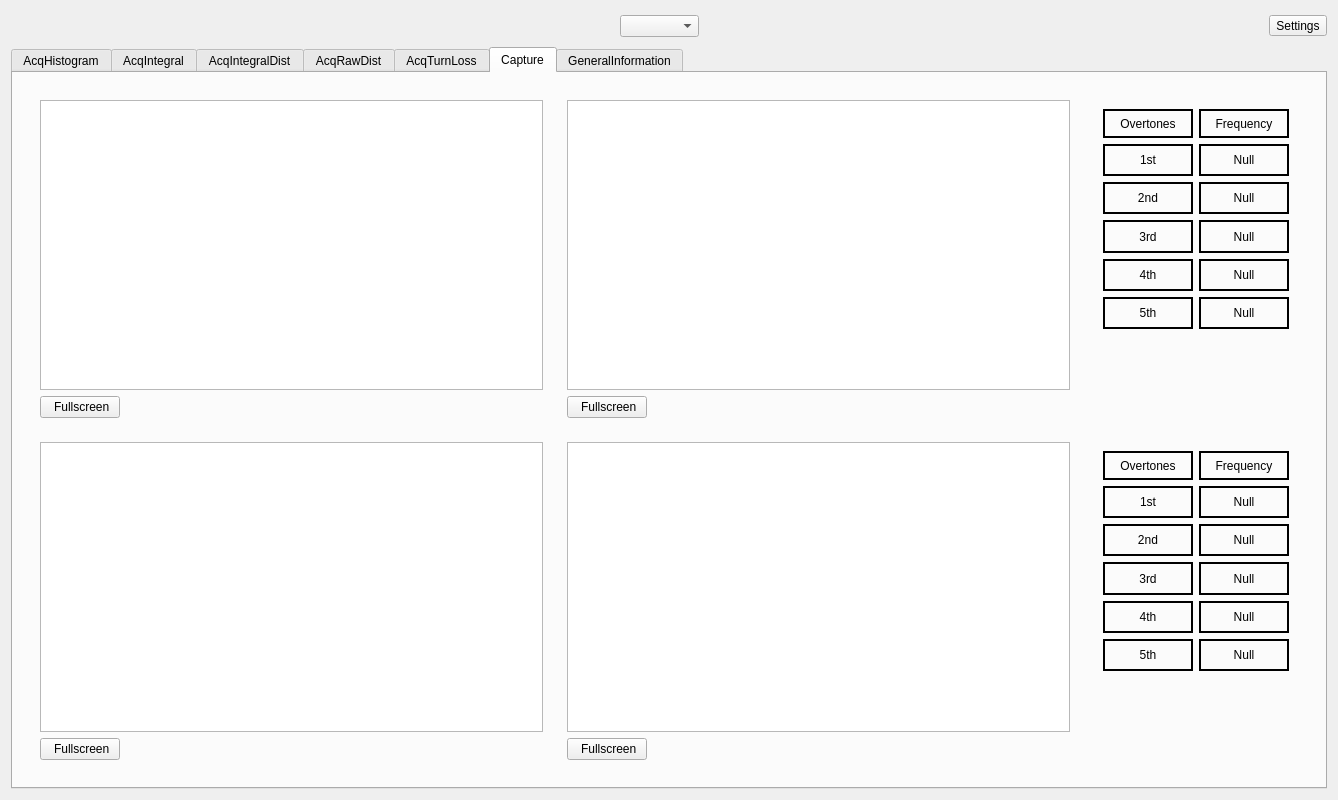
This is bi_diamond_blm_comrad/main.ui in jfpatrick/bi-diamond-blm-comrad as Qt 5 draws it before an edit. The edited form follows.
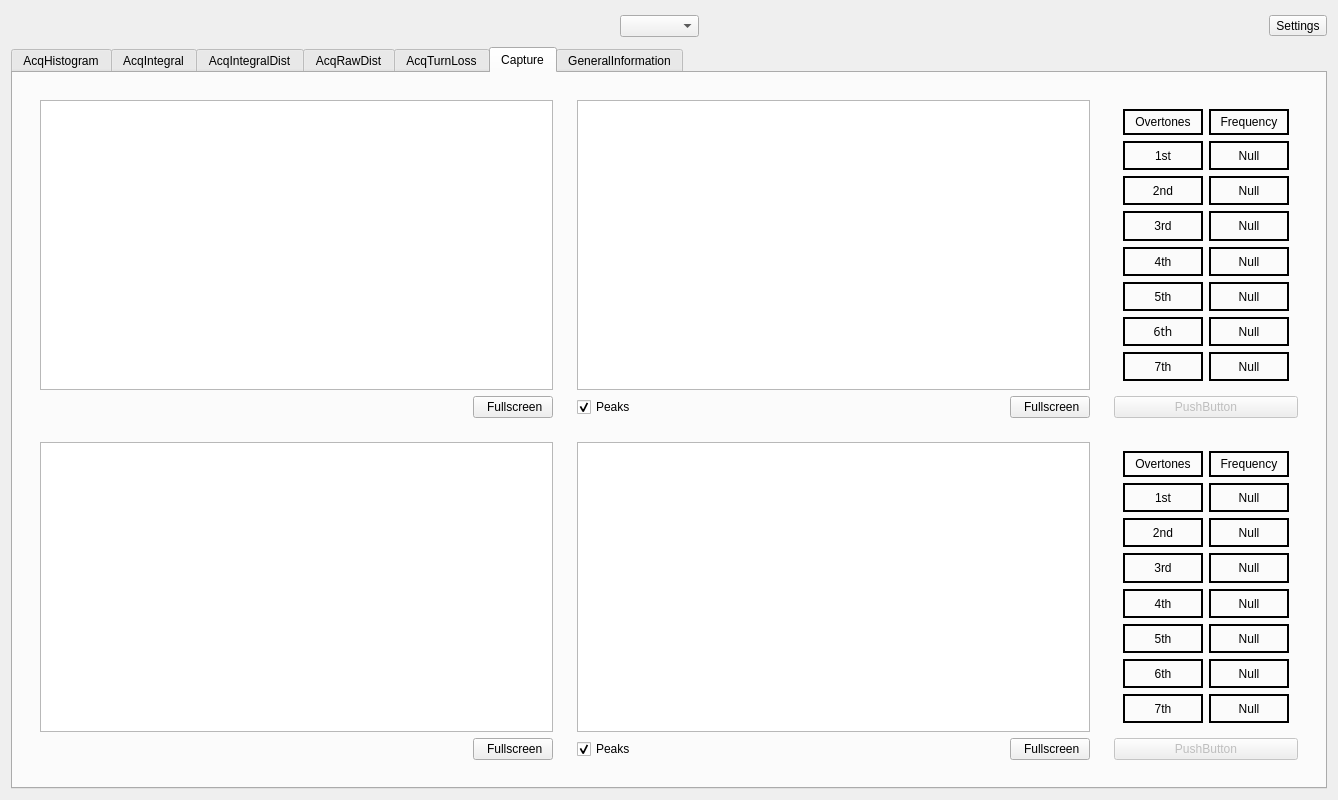
This is the edited form. Icons and pictures are not drawn. Custom widgets are drawn as their Qt base class.

```diff
--- a/bi_diamond_blm_comrad/main.ui
+++ b/bi_diamond_blm_comrad/main.ui
@@ -204,6 +204,29 @@
                </item>
                <item>
                 <layout class="QHBoxLayout" name="horizontalLayout_7">
+                 <item>
+                  <widget class="QCheckBox" name="checkBox_peaks_1">
+                   <property name="text">
+                    <string>Peaks</string>
+                   </property>
+                   <property name="checked">
+                    <bool>true</bool>
+                   </property>
+                  </widget>
+                 </item>
+                 <item>
+                  <spacer name="horizontalSpacer_6">
+                   <property name="orientation">
+                    <enum>Qt::Horizontal</enum>
+                   </property>
+                   <property name="sizeHint" stdset="0">
+                    <size>
+                     <width>40</width>
+                     <height>20</height>
+                    </size>
+                   </property>
+                  </spacer>
+                 </item>
                  <item>
                   <widget class="CRelatedDisplayButton" name="CRelatedDisplayButton_rawBuf1_FFT">
                    <property name="text">
@@ -228,19 +251,6 @@
                    </property>
                   </widget>
                  </item>
-                 <item>
-                  <spacer name="horizontalSpacer_6">
-                   <property name="orientation">
-                    <enum>Qt::Horizontal</enum>
-                   </property>
-                   <property name="sizeHint" stdset="0">
-                    <size>
-                     <width>40</width>
-                     <height>20</height>
-                    </size>
-                   </property>
-                  </spacer>
-                 </item>
                 </layout>
                </item>
               </layout>
@@ -263,69 +273,26 @@
 	border: 2px solid black;
 }</string>
                  </property>
-                 <layout class="QGridLayout" name="gridLayout_3" rowstretch="90,100,100,100,100,100" columnminimumwidth="90,90">
-                  <item row="3" column="0">
-                   <widget class="CLabel" name="CLabel_5">
+                 <layout class="QGridLayout" name="gridLayout_3" rowstretch="90,100,100,100,100,100,100,100">
+                  <item row="5" column="0">
+                   <widget class="CLabel" name="CLabel_27">
                     <property name="text">
-                     <string>3rd</string>
+                     <string>5th</string>
                     </property>
                     <property name="alignment">
                      <set>Qt::AlignCenter</set>
                     </property>
                    </widget>
                   </item>
-                  <item row="1" column="1">
-                   <widget class="CLabel" name="CLabel_Overtones0_1">
-                    <property name="text">
-                     <string>Null</string>
+                  <item row="6" column="0">
+                   <widget class="CLabel" name="CLabel">
+                    <property name="font">
+                     <font>
+                      <family>Sans Serif</family>
+                     </font>
                     </property>
-                    <property name="alignment">
-                     <set>Qt::AlignCenter</set>
-                    </property>
-                    <property name="valueTransformation">
-                     <string notr="true">if len(new_val) &gt;= 1:
-    output('{0:.2f} kHz'.format(new_val[0]))
-else:
-    output('-')</string>
-                    </property>
-                   </widget>
-                  </item>
-                  <item row="3" column="1">
-                   <widget class="CLabel" name="CLabel_Overtones0_3">
                     <property name="text">
-                     <string>Null</string>
-                    </property>
-                    <property name="alignment">
-                     <set>Qt::AlignCenter</set>
-                    </property>
-                    <property name="valueTransformation">
-                     <string notr="true">if len(new_val) &gt;= 3:
-    output('{0:.2f} kHz'.format(new_val[2]))
-else:
-    output('-')</string>
-                    </property>
-                   </widget>
-                  </item>
-                  <item row="4" column="1">
-                   <widget class="CLabel" name="CLabel_Overtones0_4">
-                    <property name="text">
-                     <string>Null</string>
-                    </property>
-                    <property name="alignment">
-                     <set>Qt::AlignCenter</set>
-                    </property>
-                    <property name="valueTransformation">
-                     <string notr="true">if len(new_val) &gt;= 4:
-    output('{0:.2f} kHz'.format(new_val[3]))
-else:
-    output('-')</string>
-                    </property>
-                   </widget>
-                  </item>
-                  <item row="0" column="1">
-                   <widget class="QLabel" name="label_18">
-                    <property name="text">
-                     <string>Frequency</string>
+                     <string>6th</string>
                     </property>
                     <property name="alignment">
                      <set>Qt::AlignCenter</set>
@@ -342,42 +309,6 @@
                     </property>
                    </widget>
                   </item>
-                  <item row="1" column="0">
-                   <widget class="CLabel" name="CLabel_2">
-                    <property name="text">
-                     <string>1st</string>
-                    </property>
-                    <property name="alignment">
-                     <set>Qt::AlignCenter</set>
-                    </property>
-                   </widget>
-                  </item>
-                  <item row="2" column="1">
-                   <widget class="CLabel" name="CLabel_Overtones0_2">
-                    <property name="text">
-                     <string>Null</string>
-                    </property>
-                    <property name="alignment">
-                     <set>Qt::AlignCenter</set>
-                    </property>
-                    <property name="valueTransformation">
-                     <string notr="true">if len(new_val) &gt;= 2:
-    output('{0:.2f} kHz'.format(new_val[1]))
-else:
-    output('-')</string>
-                    </property>
-                   </widget>
-                  </item>
-                  <item row="4" column="0">
-                   <widget class="CLabel" name="CLabel_25">
-                    <property name="text">
-                     <string>4th</string>
-                    </property>
-                    <property name="alignment">
-                     <set>Qt::AlignCenter</set>
-                    </property>
-                   </widget>
-                  </item>
                   <item row="0" column="0">
                    <widget class="QLabel" name="label">
                     <property name="text">
@@ -388,16 +319,6 @@
                     </property>
                    </widget>
                   </item>
-                  <item row="5" column="0">
-                   <widget class="CLabel" name="CLabel_27">
-                    <property name="text">
-                     <string>5th</string>
-                    </property>
-                    <property name="alignment">
-                     <set>Qt::AlignCenter</set>
-                    </property>
-                   </widget>
-                  </item>
                   <item row="5" column="1">
                    <widget class="CLabel" name="CLabel_Overtones0_5">
                     <property name="text">
@@ -414,24 +335,167 @@
                     </property>
                    </widget>
                   </item>
+                  <item row="6" column="1">
+                   <widget class="CLabel" name="CLabel_Overtones0_6">
+                    <property name="text">
+                     <string>Null</string>
+                    </property>
+                    <property name="alignment">
+                     <set>Qt::AlignCenter</set>
+                    </property>
+                    <property name="valueTransformation">
+                     <string notr="true">if len(new_val) &gt;= 6:
+    output('{0:.2f} kHz'.format(new_val[5]))
+else:
+    output('-')</string>
+                    </property>
+                   </widget>
+                  </item>
+                  <item row="3" column="1">
+                   <widget class="CLabel" name="CLabel_Overtones0_3">
+                    <property name="text">
+                     <string>Null</string>
+                    </property>
+                    <property name="alignment">
+                     <set>Qt::AlignCenter</set>
+                    </property>
+                    <property name="valueTransformation">
+                     <string notr="true">if len(new_val) &gt;= 3:
+    output('{0:.2f} kHz'.format(new_val[2]))
+else:
+    output('-')</string>
+                    </property>
+                   </widget>
+                  </item>
+                  <item row="1" column="0">
+                   <widget class="CLabel" name="CLabel_2">
+                    <property name="text">
+                     <string>1st</string>
+                    </property>
+                    <property name="alignment">
+                     <set>Qt::AlignCenter</set>
+                    </property>
+                   </widget>
+                  </item>
+                  <item row="3" column="0">
+                   <widget class="CLabel" name="CLabel_5">
+                    <property name="text">
+                     <string>3rd</string>
+                    </property>
+                    <property name="alignment">
+                     <set>Qt::AlignCenter</set>
+                    </property>
+                   </widget>
+                  </item>
+                  <item row="4" column="0">
+                   <widget class="CLabel" name="CLabel_25">
+                    <property name="text">
+                     <string>4th</string>
+                    </property>
+                    <property name="alignment">
+                     <set>Qt::AlignCenter</set>
+                    </property>
+                   </widget>
+                  </item>
+                  <item row="4" column="1">
+                   <widget class="CLabel" name="CLabel_Overtones0_4">
+                    <property name="text">
+                     <string>Null</string>
+                    </property>
+                    <property name="alignment">
+                     <set>Qt::AlignCenter</set>
+                    </property>
+                    <property name="valueTransformation">
+                     <string notr="true">if len(new_val) &gt;= 4:
+    output('{0:.2f} kHz'.format(new_val[3]))
+else:
+    output('-')</string>
+                    </property>
+                   </widget>
+                  </item>
+                  <item row="7" column="0">
+                   <widget class="CLabel" name="CLabel_6">
+                    <property name="text">
+                     <string>7th</string>
+                    </property>
+                    <property name="alignment">
+                     <set>Qt::AlignCenter</set>
+                    </property>
+                   </widget>
+                  </item>
+                  <item row="7" column="1">
+                   <widget class="CLabel" name="CLabel_Overtones0_7">
+                    <property name="text">
+                     <string>Null</string>
+                    </property>
+                    <property name="alignment">
+                     <set>Qt::AlignCenter</set>
+                    </property>
+                    <property name="valueTransformation">
+                     <string notr="true">if len(new_val) &gt;= 7:
+    output('{0:.2f} kHz'.format(new_val[6]))
+else:
+    output('-')</string>
+                    </property>
+                   </widget>
+                  </item>
+                  <item row="2" column="1">
+                   <widget class="CLabel" name="CLabel_Overtones0_2">
+                    <property name="text">
+                     <string>Null</string>
+                    </property>
+                    <property name="alignment">
+                     <set>Qt::AlignCenter</set>
+                    </property>
+                    <property name="valueTransformation">
+                     <string notr="true">if len(new_val) &gt;= 2:
+    output('{0:.2f} kHz'.format(new_val[1]))
+else:
+    output('-')</string>
+                    </property>
+                   </widget>
+                  </item>
+                  <item row="1" column="1">
+                   <widget class="CLabel" name="CLabel_Overtones0_1">
+                    <property name="text">
+                     <string>Null</string>
+                    </property>
+                    <property name="alignment">
+                     <set>Qt::AlignCenter</set>
+                    </property>
+                    <property name="valueTransformation">
+                     <string notr="true">if len(new_val) &gt;= 1:
+    output('{0:.2f} kHz'.format(new_val[0]))
+else:
+    output('-')</string>
+                    </property>
+                   </widget>
+                  </item>
+                  <item row="0" column="1">
+                   <widget class="QLabel" name="label_18">
+                    <property name="text">
+                     <string>Frequency</string>
+                    </property>
+                    <property name="alignment">
+                     <set>Qt::AlignCenter</set>
+                    </property>
+                   </widget>
+                  </item>
                  </layout>
                 </widget>
                </item>
                <item>
-                <spacer name="verticalSpacer_3">
-                 <property name="orientation">
-                  <enum>Qt::Vertical</enum>
+                <widget class="QPushButton" name="pushButton_invisible_0">
+                 <property name="enabled">
+                  <bool>false</bool>
                  </property>
-                 <property name="sizeType">
-                  <enum>QSizePolicy::Minimum</enum>
+                 <property name="styleSheet">
+                  <string notr="true"/>
                  </property>
-                 <property name="sizeHint" stdset="0">
-                  <size>
-                   <width>20</width>
-                   <height>80</height>
-                  </size>
+                 <property name="text">
+                  <string>PushButton</string>
                  </property>
-                </spacer>
+                </widget>
                </item>
               </layout>
              </widget>
@@ -475,6 +539,19 @@
                </item>
                <item>
                 <layout class="QHBoxLayout" name="horizontalLayout_4">
+                 <item>
+                  <spacer name="horizontalSpacer_4">
+                   <property name="orientation">
+                    <enum>Qt::Horizontal</enum>
+                   </property>
+                   <property name="sizeHint" stdset="0">
+                    <size>
+                     <width>40</width>
+                     <height>20</height>
+                    </size>
+                   </property>
+                  </spacer>
+                 </item>
                  <item>
                   <widget class="CRelatedDisplayButton" name="CRelatedDisplayButton_rawBuf1">
                    <property name="text">
@@ -499,19 +576,6 @@
                    </property>
                   </widget>
                  </item>
-                 <item>
-                  <spacer name="horizontalSpacer_4">
-                   <property name="orientation">
-                    <enum>Qt::Horizontal</enum>
-                   </property>
-                   <property name="sizeHint" stdset="0">
-                    <size>
-                     <width>40</width>
-                     <height>20</height>
-                    </size>
-                   </property>
-                  </spacer>
-                 </item>
                 </layout>
                </item>
               </layout>
@@ -531,6 +595,11 @@
                    <height>200</height>
                   </size>
                  </property>
+                 <property name="font">
+                  <font>
+                   <family>Sans Serif</family>
+                  </font>
+                 </property>
                  <property name="plotTitle" stdset="0">
                   <string>rawBuf0_FFT</string>
                  </property>
@@ -555,6 +624,32 @@
                </item>
                <item>
                 <layout class="QHBoxLayout" name="horizontalLayout_5">
+                 <item>
+                  <widget class="QCheckBox" name="checkBox_peaks_0">
+                   <property name="styleSheet">
+                    <string notr="true"/>
+                   </property>
+                   <property name="text">
+                    <string>Peaks</string>
+                   </property>
+                   <property name="checked">
+                    <bool>true</bool>
+                   </property>
+                  </widget>
+                 </item>
+                 <item>
+                  <spacer name="horizontalSpacer_5">
+                   <property name="orientation">
+                    <enum>Qt::Horizontal</enum>
+                   </property>
+                   <property name="sizeHint" stdset="0">
+                    <size>
+                     <width>40</width>
+                     <height>20</height>
+                    </size>
+                   </property>
+                  </spacer>
+                 </item>
                  <item>
                   <widget class="CRelatedDisplayButton" name="CRelatedDisplayButton_rawBuf0_FFT">
                    <property name="text">
@@ -579,19 +674,6 @@
                    </property>
                   </widget>
                  </item>
-                 <item>
-                  <spacer name="horizontalSpacer_5">
-                   <property name="orientation">
-                    <enum>Qt::Horizontal</enum>
-                   </property>
-                   <property name="sizeHint" stdset="0">
-                    <size>
-                     <width>40</width>
-                     <height>20</height>
-                    </size>
-                   </property>
-                  </spacer>
-                 </item>
                 </layout>
                </item>
               </layout>
@@ -685,8 +767,24 @@
                </item>
                <item>
                 <layout class="QHBoxLayout" name="horizontalLayout_3">
+                 <item>
+                  <spacer name="horizontalSpacer_3">
+                   <property name="orientation">
+                    <enum>Qt::Horizontal</enum>
+                   </property>
+                   <property name="sizeHint" stdset="0">
+                    <size>
+                     <width>40</width>
+                     <height>20</height>
+                    </size>
+                   </property>
+                  </spacer>
+                 </item>
                  <item>
                   <widget class="CRelatedDisplayButton" name="CRelatedDisplayButton_rawBuf0">
+                   <property name="styleSheet">
+                    <string notr="true"/>
+                   </property>
                    <property name="text">
                     <string> Fullscreen</string>
                    </property>
@@ -712,19 +810,6 @@
                    </property>
                   </widget>
                  </item>
-                 <item>
-                  <spacer name="horizontalSpacer_3">
-                   <property name="orientation">
-                    <enum>Qt::Horizontal</enum>
-                   </property>
-                   <property name="sizeHint" stdset="0">
-                    <size>
-                     <width>40</width>
-                     <height>20</height>
-                    </size>
-                   </property>
-                  </spacer>
-                 </item>
                 </layout>
                </item>
               </layout>
@@ -744,43 +829,7 @@
 	border: 2px solid black;
 }</string>
                  </property>
-                 <layout class="QGridLayout" name="gridLayout_7" rowstretch="90,100,100,100,100,100" columnminimumwidth="80,80">
-                  <item row="3" column="0">
-                   <widget class="CLabel" name="CLabel_19">
-                    <property name="text">
-                     <string>3rd</string>
-                    </property>
-                    <property name="alignment">
-                     <set>Qt::AlignCenter</set>
-                    </property>
-                   </widget>
-                  </item>
-                  <item row="1" column="1">
-                   <widget class="CLabel" name="CLabel_Overtones1_1">
-                    <property name="text">
-                     <string>Null</string>
-                    </property>
-                    <property name="alignment">
-                     <set>Qt::AlignCenter</set>
-                    </property>
-                    <property name="valueTransformation">
-                     <string notr="true">if len(new_val) &gt;= 1:
-    output('{0:.2f} kHz'.format(new_val[0]))
-else:
-    output('-')</string>
-                    </property>
-                   </widget>
-                  </item>
-                  <item row="0" column="0">
-                   <widget class="QLabel" name="label_24">
-                    <property name="text">
-                     <string>Overtones</string>
-                    </property>
-                    <property name="alignment">
-                     <set>Qt::AlignCenter</set>
-                    </property>
-                   </widget>
-                  </item>
+                 <layout class="QGridLayout" name="gridLayout_7" rowstretch="90,100,100,100,100,100,100,100" columnminimumwidth="80,80">
                   <item row="4" column="1">
                    <widget class="CLabel" name="CLabel_Overtones1_4">
                     <property name="text">
@@ -797,16 +846,6 @@
                     </property>
                    </widget>
                   </item>
-                  <item row="0" column="1">
-                   <widget class="QLabel" name="label_23">
-                    <property name="text">
-                     <string>Frequency</string>
-                    </property>
-                    <property name="alignment">
-                     <set>Qt::AlignCenter</set>
-                    </property>
-                   </widget>
-                  </item>
                   <item row="2" column="1">
                    <widget class="CLabel" name="CLabel_Overtones1_2">
                     <property name="text">
@@ -823,6 +862,32 @@
                     </property>
                    </widget>
                   </item>
+                  <item row="1" column="1">
+                   <widget class="CLabel" name="CLabel_Overtones1_1">
+                    <property name="text">
+                     <string>Null</string>
+                    </property>
+                    <property name="alignment">
+                     <set>Qt::AlignCenter</set>
+                    </property>
+                    <property name="valueTransformation">
+                     <string notr="true">if len(new_val) &gt;= 1:
+    output('{0:.2f} kHz'.format(new_val[0]))
+else:
+    output('-')</string>
+                    </property>
+                   </widget>
+                  </item>
+                  <item row="3" column="0">
+                   <widget class="CLabel" name="CLabel_19">
+                    <property name="text">
+                     <string>3rd</string>
+                    </property>
+                    <property name="alignment">
+                     <set>Qt::AlignCenter</set>
+                    </property>
+                   </widget>
+                  </item>
                   <item row="4" column="0">
                    <widget class="CLabel" name="CLabel_29">
                     <property name="text">
@@ -836,26 +901,30 @@
                     </property>
                    </widget>
                   </item>
-                  <item row="3" column="1">
-                   <widget class="CLabel" name="CLabel_Overtones1_3">
+                  <item row="0" column="0">
+                   <widget class="QLabel" name="label_24">
                     <property name="text">
-                     <string>Null</string>
+                     <string>Overtones</string>
                     </property>
                     <property name="alignment">
                      <set>Qt::AlignCenter</set>
                     </property>
-                    <property name="valueTransformation">
-                     <string notr="true">if len(new_val) &gt;= 3:
-    output('{0:.2f} kHz'.format(new_val[2]))
-else:
-    output('-')</string>
+                   </widget>
+                  </item>
+                  <item row="6" column="0">
+                   <widget class="CLabel" name="CLabel_4">
+                    <property name="text">
+                     <string>6th</string>
                     </property>
+                    <property name="alignment">
+                     <set>Qt::AlignCenter</set>
+                    </property>
                    </widget>
                   </item>
-                  <item row="1" column="0">
-                   <widget class="CLabel" name="CLabel_23">
+                  <item row="0" column="1">
+                   <widget class="QLabel" name="label_23">
                     <property name="text">
-                     <string>1st</string>
+                     <string>Frequency</string>
                     </property>
                     <property name="alignment">
                      <set>Qt::AlignCenter</set>
@@ -872,6 +941,32 @@
                     </property>
                    </widget>
                   </item>
+                  <item row="6" column="1">
+                   <widget class="CLabel" name="CLabel_Overtones1_6">
+                    <property name="text">
+                     <string>Null</string>
+                    </property>
+                    <property name="alignment">
+                     <set>Qt::AlignCenter</set>
+                    </property>
+                    <property name="valueTransformation">
+                     <string notr="true">if len(new_val) &gt;= 6:
+    output('{0:.2f} kHz'.format(new_val[5]))
+else:
+    output('-')</string>
+                    </property>
+                   </widget>
+                  </item>
+                  <item row="1" column="0">
+                   <widget class="CLabel" name="CLabel_23">
+                    <property name="text">
+                     <string>1st</string>
+                    </property>
+                    <property name="alignment">
+                     <set>Qt::AlignCenter</set>
+                    </property>
+                   </widget>
+                  </item>
                   <item row="5" column="0">
                    <widget class="CLabel" name="CLabel_31">
                     <property name="text">
@@ -898,24 +993,60 @@
                     </property>
                    </widget>
                   </item>
+                  <item row="3" column="1">
+                   <widget class="CLabel" name="CLabel_Overtones1_3">
+                    <property name="text">
+                     <string>Null</string>
+                    </property>
+                    <property name="alignment">
+                     <set>Qt::AlignCenter</set>
+                    </property>
+                    <property name="valueTransformation">
+                     <string notr="true">if len(new_val) &gt;= 3:
+    output('{0:.2f} kHz'.format(new_val[2]))
+else:
+    output('-')</string>
+                    </property>
+                   </widget>
+                  </item>
+                  <item row="7" column="0">
+                   <widget class="CLabel" name="CLabel_8">
+                    <property name="text">
+                     <string>7th</string>
+                    </property>
+                    <property name="alignment">
+                     <set>Qt::AlignCenter</set>
+                    </property>
+                   </widget>
+                  </item>
+                  <item row="7" column="1">
+                   <widget class="CLabel" name="CLabel_Overtones1_7">
+                    <property name="text">
+                     <string>Null</string>
+                    </property>
+                    <property name="alignment">
+                     <set>Qt::AlignCenter</set>
+                    </property>
+                    <property name="valueTransformation">
+                     <string notr="true">if len(new_val) &gt;= 7:
+    output('{0:.2f} kHz'.format(new_val[6]))
+else:
+    output('-')</string>
+                    </property>
+                   </widget>
+                  </item>
                  </layout>
                 </widget>
                </item>
                <item>
-                <spacer name="verticalSpacer_5">
-                 <property name="orientation">
-                  <enum>Qt::Vertical</enum>
+                <widget class="QPushButton" name="pushButton_invisible_1">
+                 <property name="enabled">
+                  <bool>false</bool>
                  </property>
-                 <property name="sizeType">
-                  <enum>QSizePolicy::Minimum</enum>
+                 <property name="text">
+                  <string>PushButton</string>
                  </property>
-                 <property name="sizeHint" stdset="0">
-                  <size>
-                   <width>20</width>
-                   <height>80</height>
-                  </size>
-                 </property>
-                </spacer>
+                </widget>
                </item>
               </layout>
              </widget>
```
Left out of the diff: 8 changed lines with no effect on the pictures.
